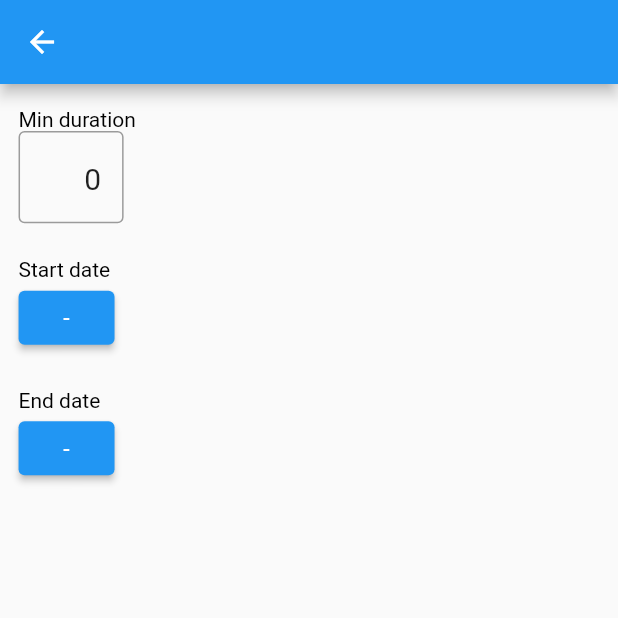
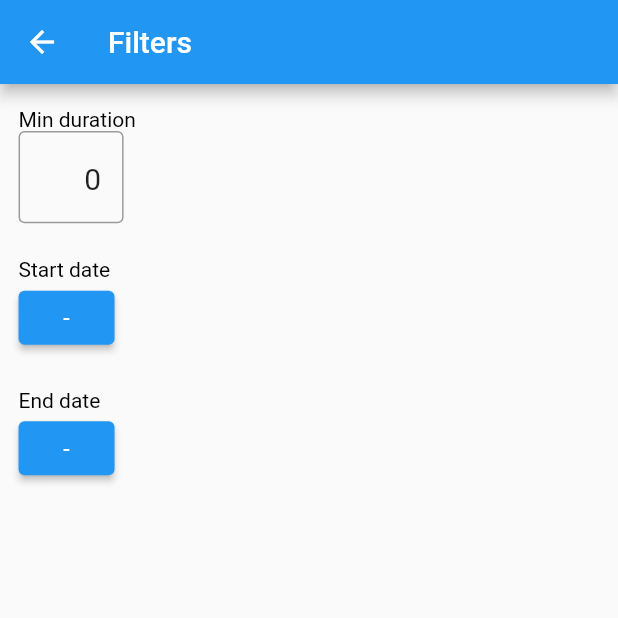
Before and after one commit to Flonator3000/call-history, a Flutter app: the screen it shows after launch, after a tap on the "filter alt" icon, on a phone screen of 412 x 824 dp, the top half of it. Run offline on Flutter 3.47's test engine with Material 2 defaults, Android fonts, the light colour scheme and no system bars; our stand-ins replace get_it, hive, hive_flutter, injectable; missing offline and left inert: call_log; accounts and stored records are empty; generated files the repository leaves out were written again.

Commit message:
Use AppLocalizations in screens

```diff
--- a/lib/main.dart
+++ b/lib/main.dart
@@ -39,7 +39,7 @@ class MyApp extends StatelessWidget {
       builder: (context, provider, _) =>
           MediaQueryUtil(
             child: MaterialApp(
-              title: 'Flutter Demo',
+              title: 'Call history',
               theme: ThemeData(
                 primarySwatch: Colors.blue,
               ),
--- a/lib/screen/filter_screen.dart
+++ b/lib/screen/filter_screen.dart
@@ -27,7 +27,9 @@ class _FilterScreenState extends State<FilterScreen> {
         return shouldPop;
       },
       child: Scaffold(
-        appBar: AppBar(),
+        appBar: AppBar(
+          title: Text(appLocalizations.filterScreenName),
+        ),
         body: Padding(
           padding: EdgeInsets.only(left: mediaQueryUtil.width(0.03), right: mediaQueryUtil.width(0.03), top: mediaQueryUtil.height(0.02), bottom: mediaQueryUtil.height(0.02)),
           child: Consumer<FilterProvider>(
--- a/lib/screen/logs_screen.dart
+++ b/lib/screen/logs_screen.dart
@@ -5,6 +5,7 @@ import 'package:call_history/widget/media_query_util.dart';
 import 'package:call_log/call_log.dart';
 import 'package:flutter/material.dart';
 import 'package:provider/provider.dart';
+import 'package:flutter_gen/gen_l10n/app_localizations.dart';
 
 class LogsScreen extends StatefulWidget {
   const LogsScreen({Key? key}) : super(key: key);
@@ -17,9 +18,10 @@ class _LogsScreenState extends State<LogsScreen> {
   @override
   Widget build(BuildContext context) {
     final MediaQueryUtil mediaQueryUtil = MediaQueryUtil.of(context);
+    final AppLocalizations appLocalizations = AppLocalizations.of(context)!;
 
     AppBar appBar = AppBar(
-      title: const Text("LogsScreen"),
+      title: Text(appLocalizations.logScreenName),
       actions: [
         IconButton(
           icon: const Icon(Icons.filter_alt),
```
Also changed, not shown: lib/core/l10n/app_en.arb (+12 -0 lines).
